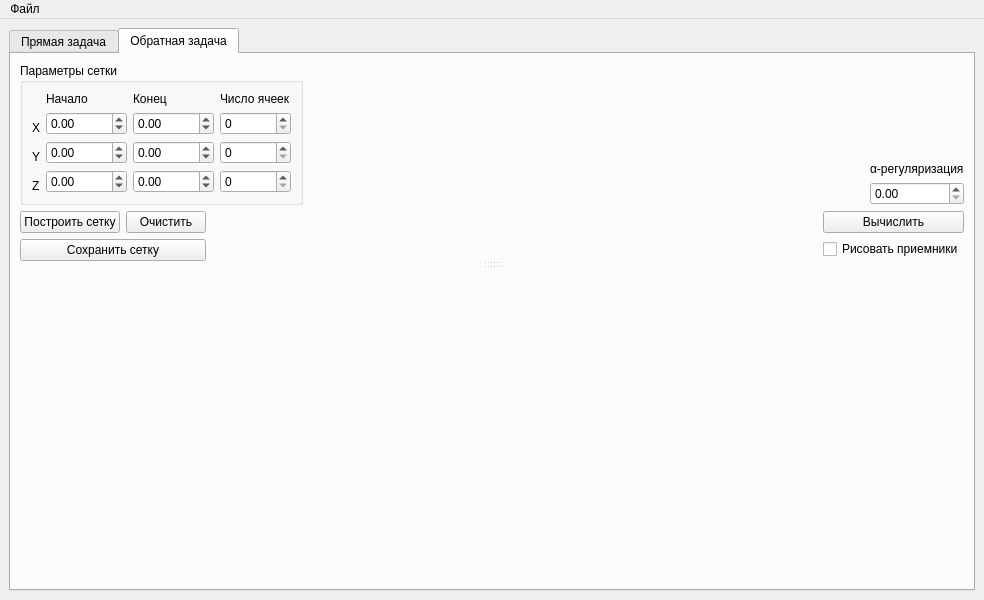
SweetRollxd/magnetic-survey, file design/main.ui: the form before one commit.
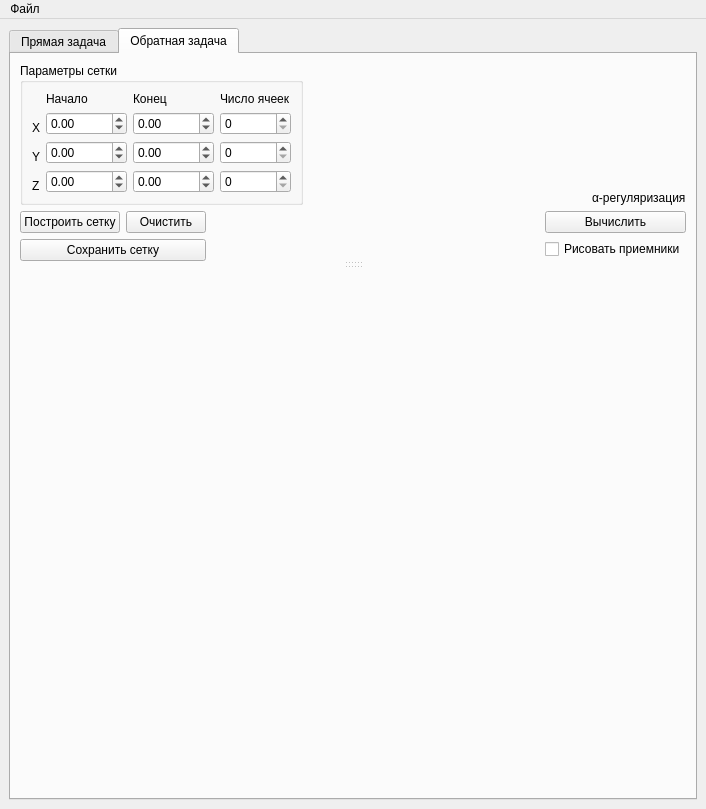
The form after the commit. The open tabs and pages were chosen to show the change.

Commit message: Added alfa regularization

```diff
--- a/design/main.ui
+++ b/design/main.ui
@@ -6,8 +6,8 @@
    <rect>
     <x>0</x>
     <y>0</y>
-    <width>984</width>
-    <height>600</height>
+    <width>706</width>
+    <height>809</height>
    </rect>
   </property>
   <property name="windowTitle">
@@ -653,9 +653,6 @@
                   </property>
                  </widget>
                 </item>
-                <item>
-                 <widget class="QDoubleSpinBox" name="alfaRegularizationSB"/>
-                </item>
                </layout>
               </item>
               <item>
@@ -776,7 +773,7 @@
     <rect>
      <x>0</x>
      <y>0</y>
-     <width>984</width>
+     <width>706</width>
      <height>24</height>
     </rect>
    </property>
```
Left out of the diff: 2 changed lines with no effect on the pictures. The commit also changes 5 other files.
